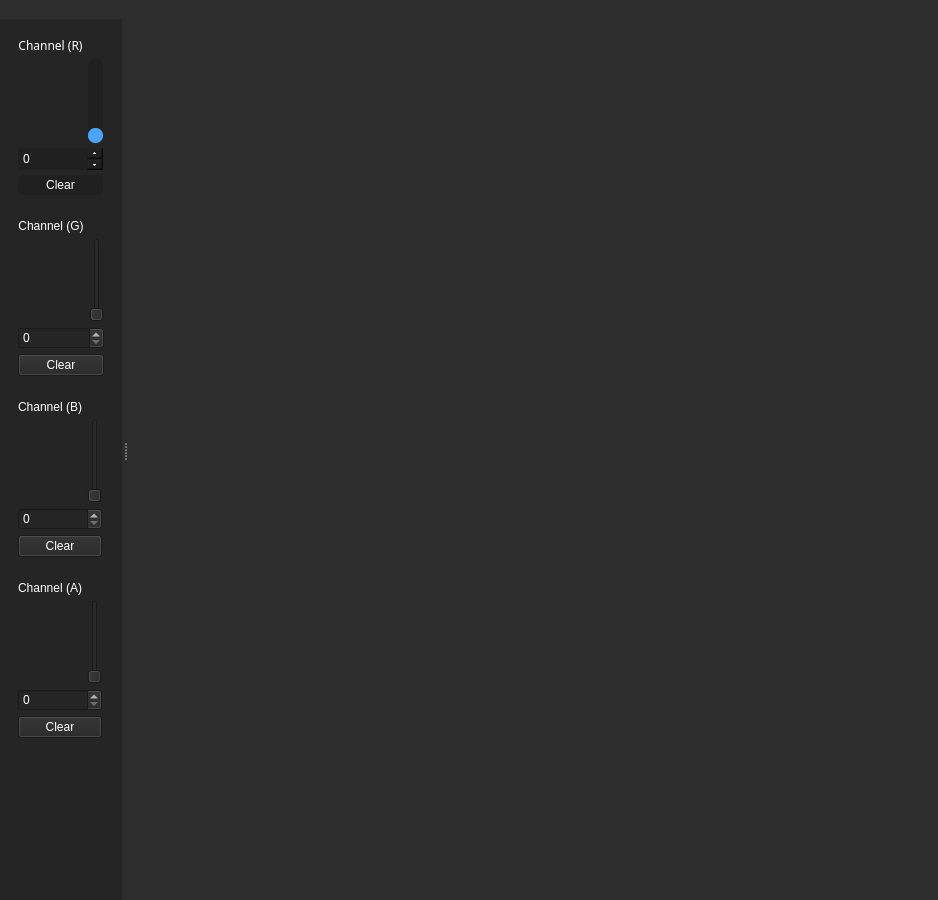
santorr/TonyPacker, file TonyPacker/views/main_window.ui: the form before one commit.
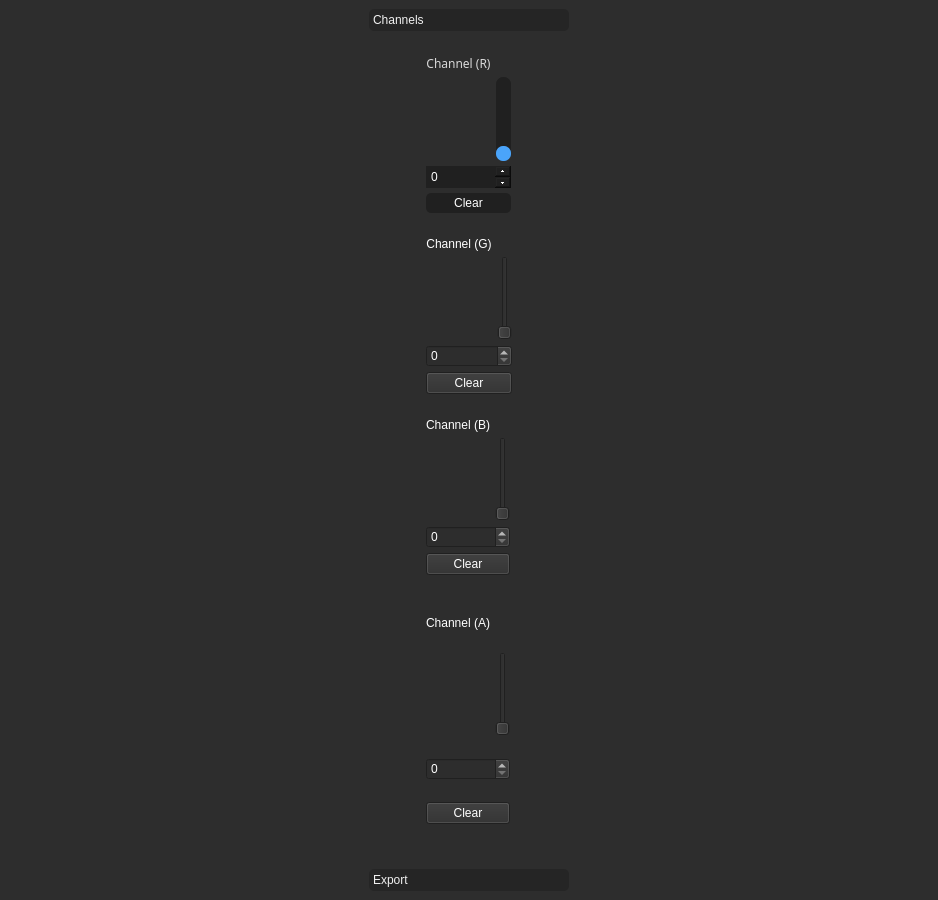
The form after the commit. Icons and pictures are not drawn.

What changed in the file:
```diff
--- a/TonyPacker/views/main_window.ui
+++ b/TonyPacker/views/main_window.ui
@@ -30,35 +30,44 @@
     </sizepolicy>
    </property>
    <layout class="QGridLayout" name="gridLayout_2">
-    <property name="spacing">
+    <item row="0" column="0">
+     <widget class="QToolBox" name="toolBox">
+      <property name="sizePolicy">
+       <sizepolicy hsizetype="Fixed" vsizetype="Minimum">
+        <horstretch>0</horstretch>
+        <verstretch>0</verstretch>
+       </sizepolicy>
+      </property>
+      <property name="minimumSize">
+       <size>
+        <width>200</width>
+        <height>0</height>
+       </size>
+      </property>
+      <property name="styleSheet">
+       <string notr="true">QToolBox::tab {
+	font: 8pt &quot;Noto Sans&quot;;
+    background: #252525;
+    border-radius: 5px;
+    color: #f0f0f0;
+}</string>
+      </property>
+      <property name="currentIndex">
      <number>0</number>
     </property>
-   </layout>
-  </widget>
-  <widget class="QDockWidget" name="dockWidget">
-   <property name="sizePolicy">
-    <sizepolicy hsizetype="Maximum" vsizetype="Maximum">
-     <horstretch>0</horstretch>
-     <verstretch>0</verstretch>
-    </sizepolicy>
-   </property>
-   <property name="styleSheet">
-    <string notr="true">background: #252525;</string>
-   </property>
-   <property name="floating">
-    <bool>false</bool>
-   </property>
-   <property name="features">
-    <set>QDockWidget::DockWidgetMovable</set>
-   </property>
-   <property name="allowedAreas">
-    <set>Qt::LeftDockWidgetArea|Qt::RightDockWidgetArea</set>
-   </property>
-   <attribute name="dockWidgetArea">
-    <number>1</number>
-   </attribute>
-   <widget class="QWidget" name="dockWidgetContents">
-    <layout class="QFormLayout" name="formLayout">
+      <widget class="QWidget" name="page">
+       <property name="geometry">
+        <rect>
+         <x>0</x>
+         <y>0</y>
+         <width>183</width>
+         <height>863</height>
+        </rect>
+       </property>
+       <attribute name="label">
+        <string>Channels</string>
+       </attribute>
+       <layout class="QGridLayout" name="gridLayout_6">
      <item row="0" column="0">
       <widget class="QWidget" name="r_channel" native="true">
        <property name="sizePolicy">
@@ -73,6 +82,9 @@
         </property>
         <item row="2" column="1">
          <widget class="QSlider" name="verticalSlider">
+             <property name="enabled">
+              <bool>true</bool>
+             </property>
           <property name="sizePolicy">
            <sizepolicy hsizetype="Maximum" vsizetype="Minimum">
             <horstretch>0</horstretch>
@@ -91,6 +103,12 @@
     width: 15px;
 	height: 15px;
 	border-radius: 7px;
+}
+QSlider::handle:vertical:disabled {
+    background: red;
+    width: 15px;
+	height: 15px;
+	border-radius: 7px;
 }</string>
           </property>
           <property name="orientation">
@@ -114,7 +132,7 @@
            </font>
           </property>
           <property name="styleSheet">
-           <string notr="true">color: #ffffff;</string>
+              <string notr="true">color: #d8d8d8;</string>
           </property>
           <property name="text">
            <string>Channel (R)</string>
@@ -461,6 +479,14 @@
      </item>
     </layout>
    </widget>
+      <widget class="QWidget" name="page_3">
+       <attribute name="label">
+        <string>Export</string>
+       </attribute>
+      </widget>
+     </widget>
+    </item>
+   </layout>
   </widget>
  </widget>
  <resources/>
```
Lines whose indentation alone changed are shown as unchanged.
